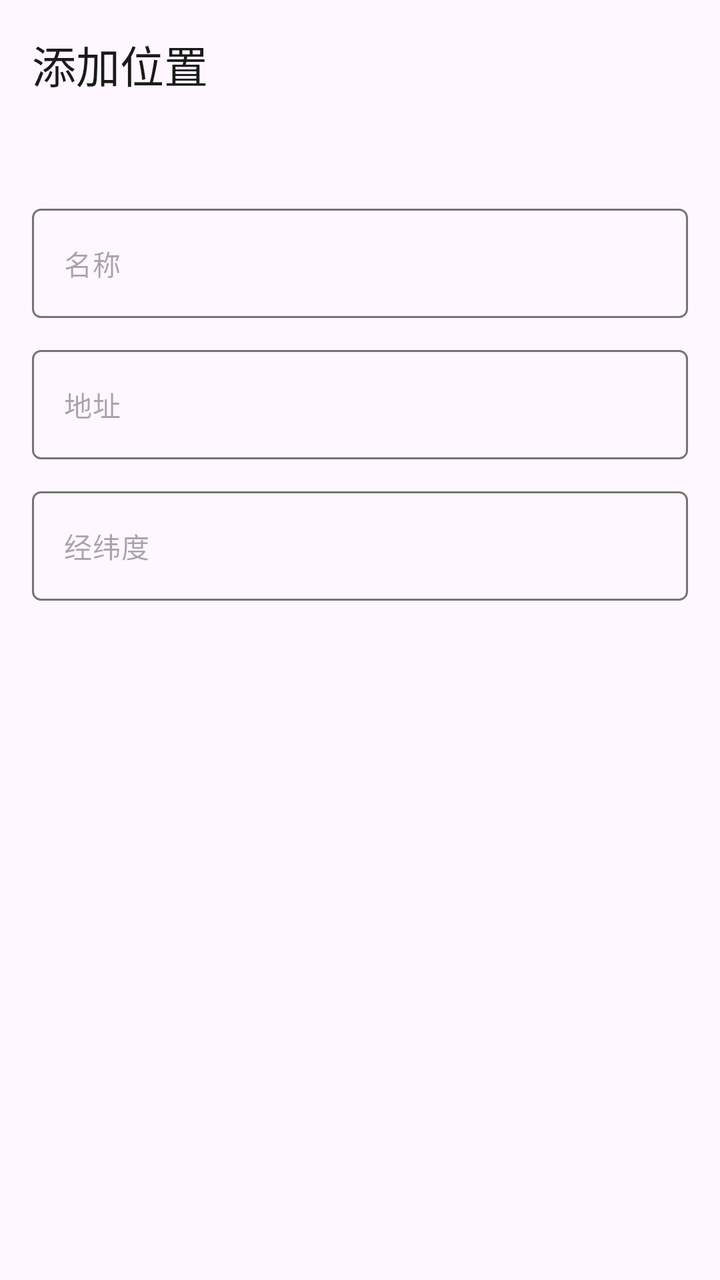
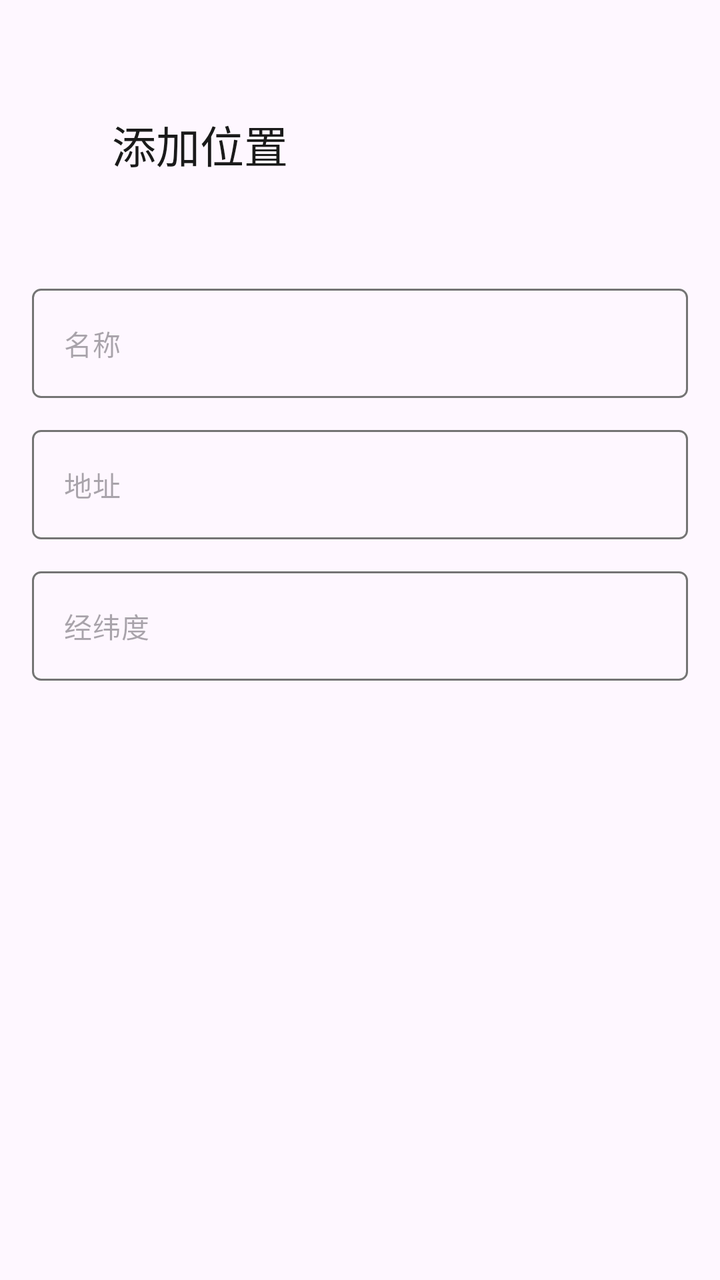

Compare the two renders of this Android layout. The source of the first and the diff that turns it into the second are given below.
<!-- AndroidManifest.xml: application theme AppTheme -->
<!-- res/layout/dialog_add_location.xml -->
<?xml version="1.0" encoding="utf-8"?>
<LinearLayout
    xmlns:android="http://schemas.android.com/apk/res/android"
    xmlns:app="http://schemas.android.com/apk/res-auto"
    android:layout_width="match_parent"
    android:layout_height="wrap_content"
    android:orientation="vertical"
    android:padding="16dp">

        <TextView
            android:layout_width="match_parent"
            android:layout_height="wrap_content"
            android:text="@string/add_location"
            android:textAppearance="?attr/textAppearanceTitleLarge"
            android:textColor="?attr/colorOnSurface"
            android:paddingBottom="40dp"/>

        <com.google.android.material.textfield.TextInputLayout
            android:layout_width="match_parent"
            android:layout_height="wrap_content"
            android:layout_marginTop="16dp"
            app:boxBackgroundMode="none"
            app:hintEnabled="false"
            >

            <com.google.android.material.textfield.TextInputEditText
                android:id="@+id/etLocationName"
                android:layout_width="match_parent"
                android:layout_height="wrap_content"
                android:imeOptions="actionNext"
                android:inputType="text"
                android:singleLine="true"
                android:textColor="?attr/colorOnSurface"
                android:textAppearance="@style/TextAppearance.Material3.BodyMedium"
                android:hint="@string/name"
                android:background="@drawable/edit_text_box">

                
            </com.google.android.material.textfield.TextInputEditText>
        </com.google.android.material.textfield.TextInputLayout>

        <com.google.android.material.textfield.TextInputLayout
            android:layout_width="match_parent"
            android:layout_height="wrap_content"
            android:layout_marginTop="16dp"
            app:boxBackgroundMode="none"
            app:hintEnabled="false"
            >

            <com.google.android.material.textfield.TextInputEditText
                android:id="@+id/etLocationAddress"
                android:layout_width="match_parent"
                android:layout_height="wrap_content"
                android:imeOptions="actionNext"
                android:inputType="text"
                android:singleLine="true"
                android:textColor="?attr/colorOnSurface"
                android:textAppearance="@style/TextAppearance.Material3.BodyMedium"
                android:hint="@string/address"
                android:background="@drawable/edit_text_box">
            </com.google.android.material.textfield.TextInputEditText>
        </com.google.android.material.textfield.TextInputLayout>

        <com.google.android.material.textfield.TextInputLayout
            android:layout_width="match_parent"
            android:layout_height="wrap_content"
            android:layout_marginTop="16dp"
            app:boxBackgroundMode="none"
            app:hintEnabled="false"
            >

            <com.google.android.material.textfield.TextInputEditText
                android:id="@+id/etLocationLatLon"
                android:layout_width="match_parent"
                android:layout_height="wrap_content"
                android:imeOptions="actionNext"
                android:inputType="text"
                android:singleLine="true"
                android:textColor="?attr/colorOnSurface"
                android:textAppearance="@style/TextAppearance.Material3.BodyMedium"
                android:hint="@string/latlon"
                android:background="@drawable/edit_text_box">
            </com.google.android.material.textfield.TextInputEditText>
        </com.google.android.material.textfield.TextInputLayout>

</LinearLayout>
<!-- resources referenced by this layout -->
<resources>
  <!-- drawable edit_text_box (drawable) -->
  <?xml version="1.0" encoding="utf-8"?>
  <selector xmlns:android="http://schemas.android.com/apk/res/android">
      <item android:state_focused="true">
          <shape android:shape="rectangle">
              <solid android:color="@android:color/transparent" />
              <stroke android:width="2dp" android:color="?attr/colorPrimary" />
              <corners android:radius="4dp" />
          </shape>
      </item>
      <item>
          <shape android:shape="rectangle">
              <solid android:color="@android:color/transparent" />
              <stroke android:width="1dp" android:color="?attr/colorOutline" />
              <corners android:radius="4dp" />
          </shape>
      </item>
  </selector>
  <string name="add_location">添加位置</string>
  <string name="address">地址</string>
  <string name="latlon">经纬度</string>
  <string name="name">名称</string>
  <style name="AppTheme" parent="Theme.Material3.Light.NoActionBar">
          
          <item name="colorPrimary">#5F5F5F</item>
          <item name="colorOnPrimary">#FFFFFF</item>
          <item name="colorPrimaryContainer">#E0E0E0</item>
          <item name="colorOnPrimaryContainer">#1E1E1E</item>
          <item name="colorSecondary">#494949</item>
          <item name="colorOnSecondary">#FFFFFF</item>
          <item name="colorSecondaryContainer">#E7E7E7</item>
          <item name="colorOnSecondaryContainer">#2A2A2A</item>
          <item name="colorSurface">#FFFFFF</item>
          <item name="colorOnSurface">#1A1A1A</item>
          <item name="colorSurfaceVariant">#F0F0F0</item>
          <item name="colorOnSurfaceVariant">#5F5F5F</item>
          <item name="colorOutline">#747474</item>
  
          
          <item name="android:statusBarColor">@android:color/transparent</item>
          <item name="android:windowDrawsSystemBarBackgrounds">true</item>
          <item name="android:windowTranslucentStatus">true</item>
          <item name="windowActionModeOverlay">true</item>
          <item name="windowActionBar">false</item>
          <item name="windowNoTitle">true</item>
  
          
          <item name="searchViewStyle">@style/Portal.SearchViewStyle</item>
          <item name="sliderStyle">@style/Portal.SliderTheme</item>
          <item name="android:popupMenuStyle">@style/PortalPopupMenuStyle</item>
      </style>
  <style name="Portal.SearchViewStyle" parent="Widget.AppCompat.SearchView" />
  <style name="Portal.SliderTheme" parent="Widget.Material3.Slider" />
  <style name="PortalPopupMenuStyle" parent="Widget.Material3.PopupMenu">
          <item name="android:popupAnimationStyle">@style/PortalPopupAnimation</item>
      </style>
  <style name="PortalPopupAnimation">
          <item name="android:windowEnterAnimation">@anim/popup_in_top_end</item>
          <item name="android:windowExitAnimation">@anim/popup_out_top_end</item>
      </style>
</resources>

<!-- the commit's change to res/layout/dialog_add_location.xml (unified diff, before → after) -->
@@ -13,7 +13,7 @@
             android:text="@string/add_location"
             android:textAppearance="?attr/textAppearanceTitleLarge"
             android:textColor="?attr/colorOnSurface"
-            android:paddingBottom="40dp"/>
+            android:padding="40dp"/>
 
         <com.google.android.material.textfield.TextInputLayout
             android:layout_width="match_parent"
